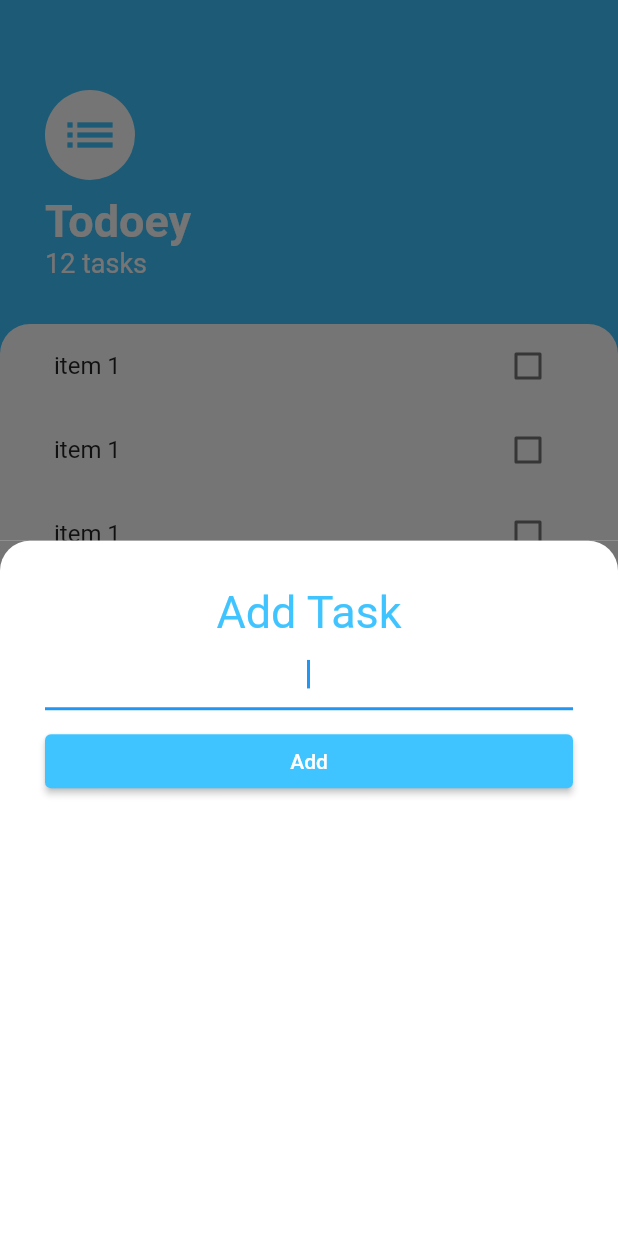
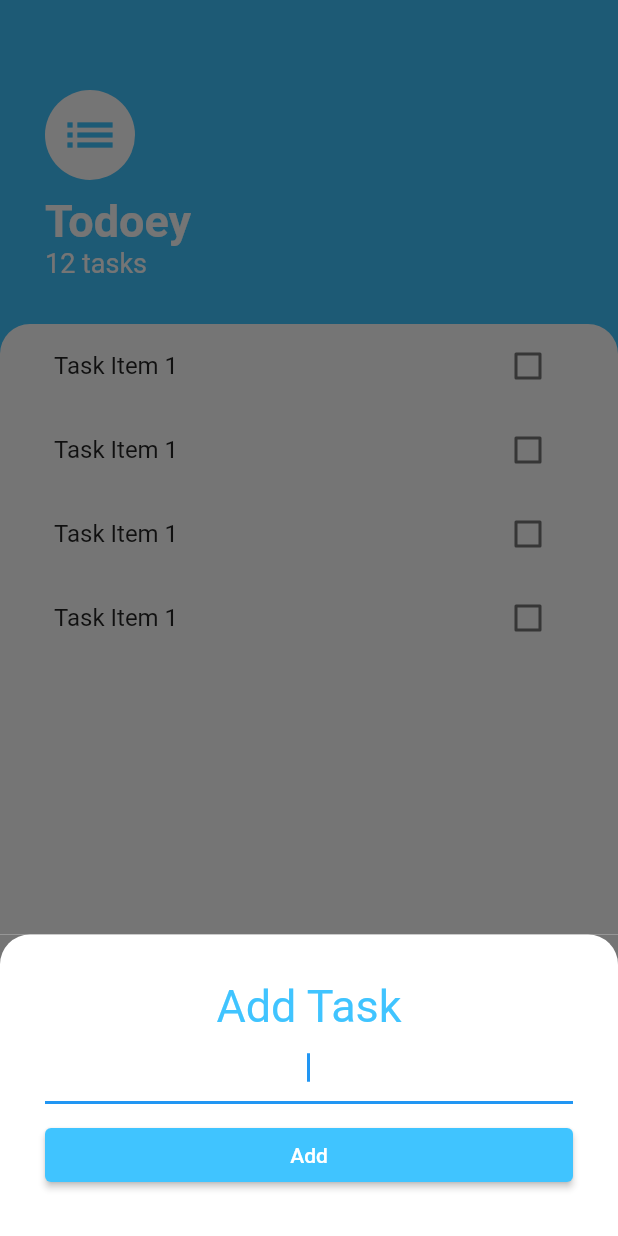
Before and after one commit to leobewater/flutter-todoey, a Flutter app: the screen it shows after launch, after a tap on the "add" icon, on a phone screen of 412 x 824 dp. Run offline on Flutter 3.47's test engine with Material 2 defaults, Android fonts, the phone set to English and light mode, and no system bars.

Commit message:
padding value back to the parent widget by using callback

```diff
--- a/lib/screens/tasks_screen.dart
+++ b/lib/screens/tasks_screen.dart
@@ -15,8 +15,16 @@ class TasksScreen extends StatelessWidget {
         child: Icon(Icons.add),
         onPressed: () {
           showModalBottomSheet(
-              context: context,
-              builder: (BuildContext context) => AddTaskScreen());
+            context: context,
+            isScrollControlled: true,
+            builder: (context) => SingleChildScrollView(
+              child: Container(
+                padding: EdgeInsets.only(
+                    bottom: MediaQuery.of(context).viewInsets.bottom),
+                child: AddTaskScreen(),
+              ),
+            ),
+          );
         },
       ),
       body: Column(
--- a/lib/widgets/task_tile.dart
+++ b/lib/widgets/task_tile.dart
@@ -1,14 +1,64 @@
 import 'package:flutter/material.dart';
 
-class TaskTile extends StatelessWidget {
+// StateWidget - changeable
+// StatelessWidget - non-changeable
+
+// convert StatelessWidget to StatefulWidget
+class TaskTile extends StatefulWidget {
+  @override
+  State<TaskTile> createState() => _TaskTileState();
+}
+
+// This is the state object
+class _TaskTileState extends State<TaskTile> {
+  bool isChecked = false;
+
+  // using callback to change parent properties value
+  // void checkboxCallback(bool? newValue) {
+  //   setState(() {
+  //     // add "!" exclamation mark after newValue to check for null safety
+  //     isChecked = newValue!;
+  //   });
+  // }
+
   @override
   Widget build(BuildContext context) {
     return ListTile(
-      title: Text('item 1'),
-      trailing: Checkbox(
-        value: false,
-        onChanged: (value) {},
+      title: Text(
+        'Task Item 1',
+        style: TextStyle(
+          // hide and show the line strike based on isChecked value
+          decoration: isChecked ? TextDecoration.lineThrough : null,
+        ),
+      ),
+      // passing parent value to child
+      trailing: TaskCheckbox(
+        isChecked,
+        // checkboxCallback,
+        (bool? newValue) {
+          setState(() {
+            // add "!" exclamation mark after newValue to check for null safety
+            isChecked = newValue!;
+          });
+        },
       ),
     );
   }
 }
+
+// all properties needed to be final and can't be changed in a StatelessWidget
+class TaskCheckbox extends StatelessWidget {
+  TaskCheckbox(this.checkboxState, this.changeFunc);
+
+  final bool checkboxState;
+  final Function(bool?) changeFunc;
+
+  @override
+  Widget build(BuildContext context) {
+    return Checkbox(
+      value: checkboxState,
+      activeColor: Colors.lightBlueAccent,
+      onChanged: changeFunc,
+    );
+  }
+}
```
Also changed, not shown: 2 other files.
